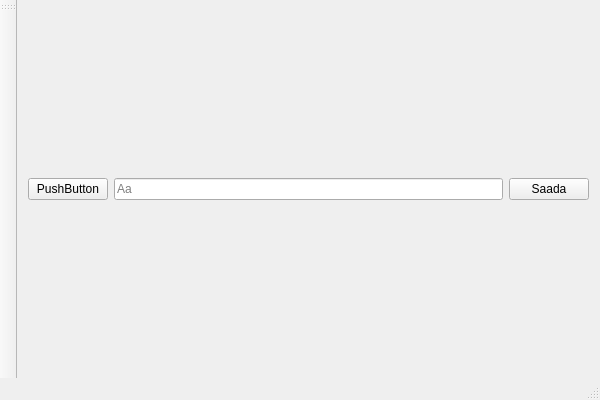
This is FormLogin/FormMessenger.ui in sitisl/Mola_rakendus as Qt 5 draws it before an edit. The edited form follows.
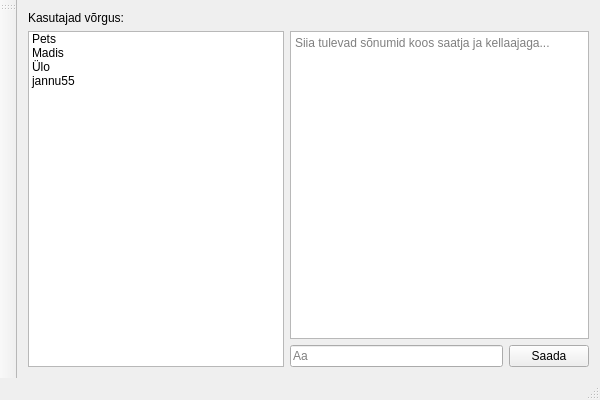
This is the edited form.

```diff
--- a/FormLogin/FormMessenger.ui
+++ b/FormLogin/FormMessenger.ui
@@ -14,31 +14,61 @@
    <string>MÖLA</string>
   </property>
   <widget class="QWidget" name="centralWidget">
-   <layout class="QHBoxLayout" name="horizontalLayout_2">
+   <layout class="QGridLayout" name="gridLayout">
+    <item row="2" column="0" rowspan="2">
+     <widget class="QListWidget" name="listWidget">
     <item>
-     <layout class="QHBoxLayout" name="horizontalLayout">
+       <property name="text">
+        <string>Pets</string>
+       </property>
+      </item>
       <item>
-       <widget class="QPushButton" name="pushButton">
         <property name="text">
-         <string>PushButton</string>
-        </property>
-       </widget>
+        <string>Madis</string>
+       </property>
       </item>
       <item>
-       <widget class="QLineEdit" name="lineEditMessage">
-        <property name="placeholderText">
-         <string>Aa</string>
-        </property>
-       </widget>
+       <property name="text">
+        <string>Ülo</string>
+       </property>
       </item>
       <item>
+       <property name="text">
+        <string>jannu55</string>
+       </property>
+      </item>
+     </widget>
+    </item>
+    <item row="3" column="2">
        <widget class="QPushButton" name="btnSend">
         <property name="text">
          <string>Saada</string>
         </property>
        </widget>
       </item>
-     </layout>
+    <item row="2" column="1" colspan="2">
+     <widget class="QTextEdit" name="textEdit">
+      <property name="readOnly">
+       <bool>true</bool>
+      </property>
+      <property name="placeholderText">
+       <string>Siia tulevad sõnumid koos saatja ja kellaajaga...</string>
+      </property>
+     </widget>
+    </item>
+    <item row="3" column="1">
+     <widget class="QLineEdit" name="lineEditMessage">
+      <property name="placeholderText">
+       <string>Aa</string>
+      </property>
+     </widget>
+    </item>
+    <item row="1" column="0">
+     <widget class="QLabel" name="label">
+      <property name="text">
+       <string>Kasutajad võrgus:</string>
+      </property>
+     </widget>
     </item>
    </layout>
   </widget>
```
Left out of the diff: 4 changed lines with no effect on the pictures. Lines whose indentation alone changed are shown as unchanged.
